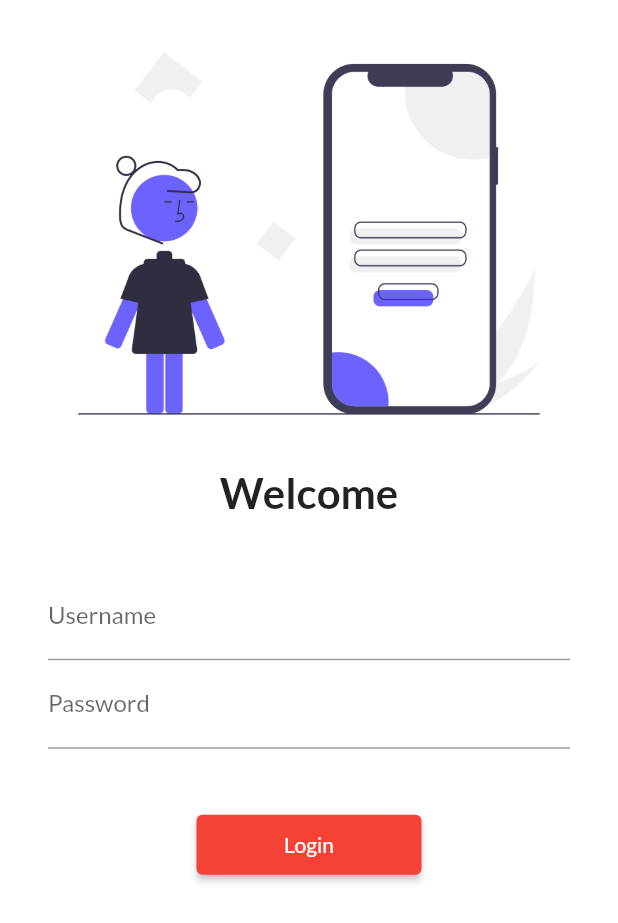
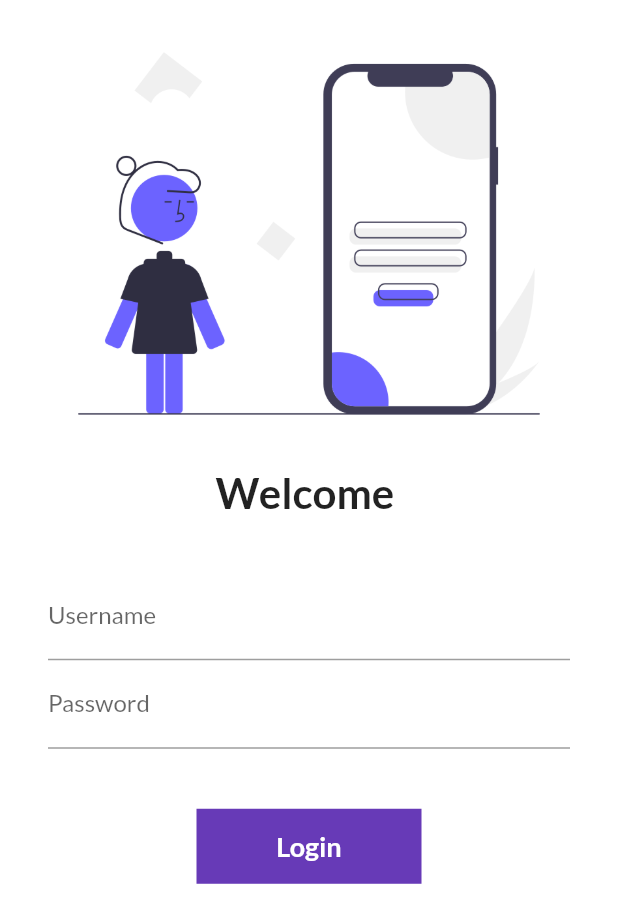
Before and after one commit to waleedraza22221/30DaysOfFlutter, a Flutter app: the screen it shows after launch, on a phone screen of 412 x 824 dp. Shown: the top 923 px of the screen. Run offline on Flutter 3.47's test engine with Material 2 defaults, Android fonts, the phone set to English and light mode, and no system bars; our stand-ins replace google_fonts.

Commit message:
Day 6 Completed

```diff
--- a/lib/pages/login_page.dart
+++ b/lib/pages/login_page.dart
@@ -1,7 +1,14 @@
 import 'package:flutter/material.dart';
 import 'package:flutter_catalog/utils/routes.dart';
 
-class LoginPage extends StatelessWidget {
+class LoginPage extends StatefulWidget {
+  @override
+  State<LoginPage> createState() => _LoginPageState();
+}
+
+class _LoginPageState extends State<LoginPage> {
+  String name = "";
+  bool changeButton = false;
   @override
   Widget build(BuildContext context) {
     return Material(
@@ -14,7 +21,7 @@ class LoginPage extends StatelessWidget {
                 fit: BoxFit.cover,
               ),
               Text(
-                "Welcome",
+                "Welcome $name",
                 style: TextStyle(fontSize: 28, fontWeight: FontWeight.bold),
               ),
               SizedBox(
@@ -26,6 +33,10 @@ class LoginPage extends StatelessWidget {
                   child: Column(
                     children: [
                       TextFormField(
+                        onChanged: (value) {
+                          name = value;
+                          setState(() {});
+                        },
                         decoration: InputDecoration(
                           hintText: "Enter User Nmae",
                           labelText: "Username",
@@ -39,13 +50,50 @@ class LoginPage extends StatelessWidget {
                       SizedBox(
                         height: 40.0,
                       ),
-                      ElevatedButton(
-                        child: Text("Login"),
-                        style: TextButton.styleFrom(minimumSize: Size(150, 40)),
-                        onPressed: () {
+                      InkWell(
+                        onTap: () async {
+                          // Navigator.pushNamed(context, MyRoutes.homeRoute);
+                          setState(() {
+                            changeButton = true;
+                          });
+                          await Future.delayed(Duration(seconds: 1));
                           Navigator.pushNamed(context, MyRoutes.homeRoute);
                         },
+                        child: AnimatedContainer(
+                          duration: Duration(seconds: 1),
+                          width: changeButton ? 50 : 150,
+                          height: 50,
+                          alignment: Alignment.center,
+                          // color: Colors.deepPurple,
+                          child: changeButton
+                              ? Icon(
+                                  Icons.done,
+                                  color: Colors.white,
+                                )
+                              : Text(
+                                  "Login",
+                                  style: TextStyle(
+                                      color: Colors.white,
+                                      fontSize: 18,
+                                      fontWeight: FontWeight.bold),
+                                ),
+                          decoration: BoxDecoration(
+                            color: Colors.deepPurple,
+                            shape: changeButton
+                                ? BoxShape.circle
+                                : BoxShape.rectangle,
+                            // borderRadius:
+                            //     BorderRadius.circular(changeButton ? 20 : 8)
+                          ),
+                        ),
                       )
+                      // ElevatedButton(
+                      //   child: Text("Login"),
+                      //   style: TextButton.styleFrom(minimumSize: Size(150, 40)),
+                      //   onPressed: () {
+                      //     Navigator.pushNamed(context, MyRoutes.homeRoute);
+                      //   },
+                      // )
                     ],
                   ))
             ],
```
